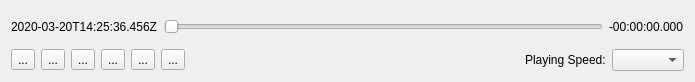
First picture: the form in src/fort/studio/widget/base/VideoPlayerControl.ui, repository formicidae-tracker/studio, before the edit.
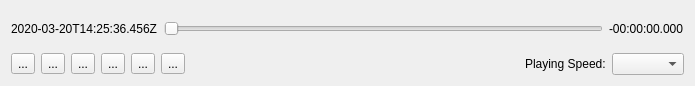
Second picture: the form after the edit. Icons and pictures are not drawn.

```diff
--- a/src/fort/studio/widget/base/VideoPlayerControl.ui
+++ b/src/fort/studio/widget/base/VideoPlayerControl.ui
@@ -7,7 +7,7 @@
     <x>0</x>
     <y>0</y>
     <width>695</width>
-    <height>82</height>
+    <height>86</height>
    </rect>
   </property>
   <property name="sizePolicy">
```
Left out of the diff: 20 changed lines with no effect on the pictures.
